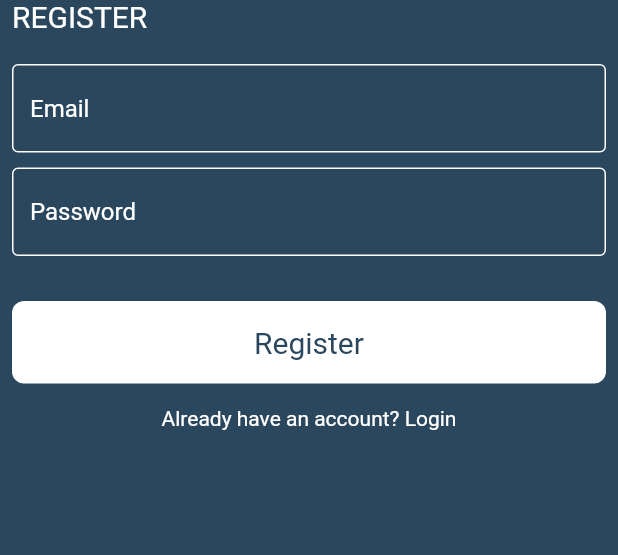
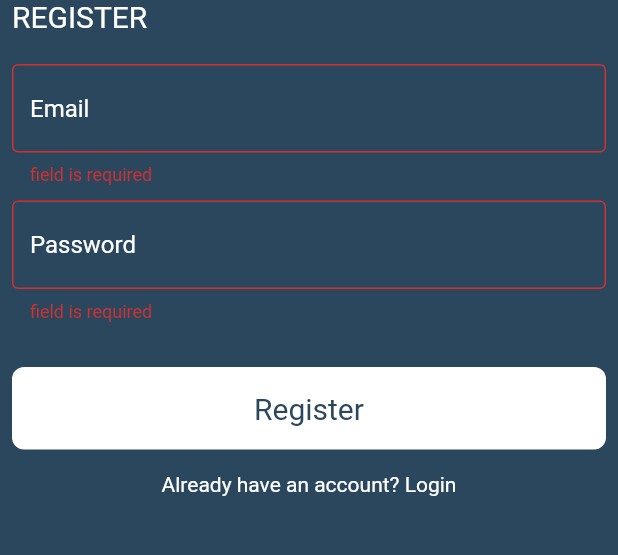
Before and after one commit to ImadDz-7/Speed-Chat, a Flutter app: the RegisterPage screen opened by its route, after a tap on "Register", on a phone screen of 412 x 824 dp, the part 350-905 px from its top. Run offline on Flutter 3.47's test engine with Material 2 defaults, Android fonts, the phone set to English and light mode, and no system bars; our stand-ins replace firebase_auth, firebase_core; accounts and stored records are empty.

Commit message:
Refactor custom text field and using TextFormField instead of TextField

```diff
--- a/lib/widgets/custom_text_field.dart
+++ b/lib/widgets/custom_text_field.dart
@@ -7,7 +7,12 @@ class CustomTextField extends StatelessWidget {
 
   @override
   Widget build(BuildContext context) {
-    return TextField(
+    return TextFormField(
+      validator: (data){
+        if(data!.isEmpty){
+          return 'field is required';
+        }
+      },
       onChanged: onChanged,
       style: const TextStyle(color: Colors.white),
       decoration: InputDecoration(
```
